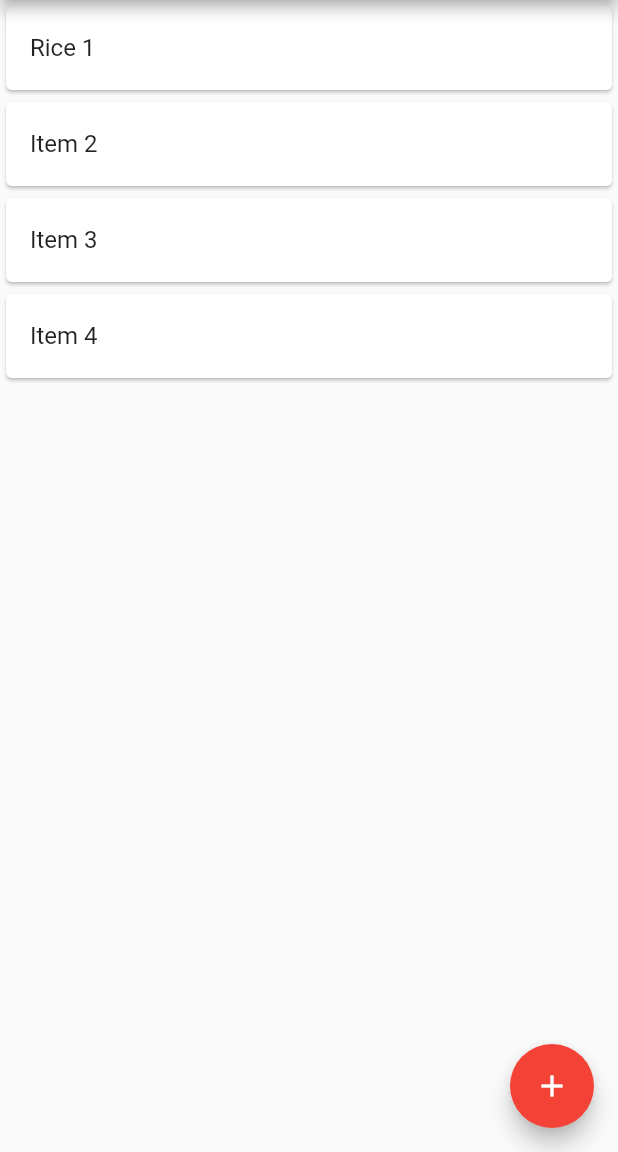
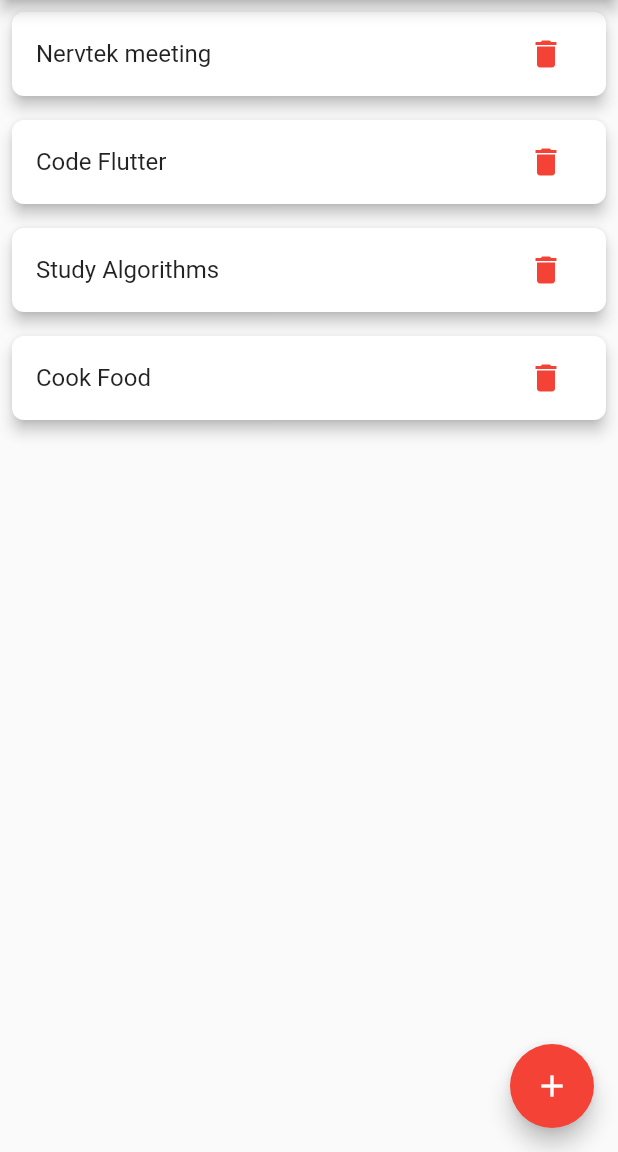
Before and after one commit to Briankurtish/todoapp_crud, a Flutter app: the screen it shows after launch, on a phone screen of 412 x 824 dp, the part 84-1236 px from its top. Run offline on Flutter 3.47's test engine with Material 2 defaults, Android fonts, the phone set to English and light mode, and no system bars.

Commit message:
comit 2
commit 2

```diff
--- a/todoapp/lib/main.dart
+++ b/todoapp/lib/main.dart
@@ -26,10 +26,10 @@ class _MyAppState extends State<MyApp> {
   @override
   void initState() {
     super.initState();
-    todos.add("Rice 1");
-    todos.add("Item 2");
-    todos.add("Item 3");
-    todos.add("Item 4");
+    todos.add("Nervtek meeting");
+    todos.add("Code Flutter");
+    todos.add("Study Algorithms");
+    todos.add("Cook Food");
   }
 
   @override
@@ -46,9 +46,26 @@ class _MyAppState extends State<MyApp> {
                 return AlertDialog(
                   title: Text("Create A Task"),
                   content: TextField(
-                    onChanged: (String value) {},
+                    onChanged: (String value) {
+                      input = value;
+                    },
                   ),
+                  actions: [
+                    FlatButton(
+                      onPressed: () {
+                        setState(() {
+                          todos.add(input);
+                        });
+                      },
+                      child: const Text(
+                        "Add",
+                        style: TextStyle(color: Colors.white),
+                      ),
+                      color: Colors.green,
+                    )
+                  ],
                 );
+                Navigator.of(context).pop();
               });
         },
         child: Icon(
@@ -62,8 +79,23 @@ class _MyAppState extends State<MyApp> {
             return Dismissible(
               key: Key(todos[index]),
               child: Card(
+                elevation: 4,
+                margin: EdgeInsets.all(8),
+                shape: RoundedRectangleBorder(
+                    borderRadius: BorderRadius.circular(8)),
                 child: ListTile(
                   title: Text(todos[index]),
+                  trailing: IconButton(
+                    icon: Icon(
+                      Icons.delete,
+                      color: Colors.red,
+                    ),
+                    onPressed: () {
+                      setState(() {
+                        todos.removeAt(index);
+                      });
+                    },
+                  ),
                 ),
               ),
             );
```
